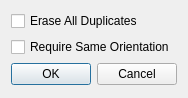
Before: the Qt Designer form Polyhedron/demo/Polyhedron/Plugins/PMP/Repair_soup.ui in CGAL/cgal, drawn with Qt 5.
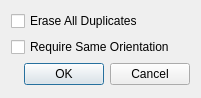
After: the same form once the commit is applied.

Commit message: Add tooltips to repair_polygon_soup argumetns

What changed in the file:
```diff
--- a/Polyhedron/demo/Polyhedron/Plugins/PMP/Repair_soup.ui
+++ b/Polyhedron/demo/Polyhedron/Plugins/PMP/Repair_soup.ui
@@ -6,7 +6,7 @@
    <rect>
     <x>0</x>
     <y>0</y>
-    <width>184</width>
+    <width>201</width>
     <height>98</height>
    </rect>
   </property>
```
Left out of the diff: 6 changed lines with no effect on the pictures. The commit also changes 1 other file.
